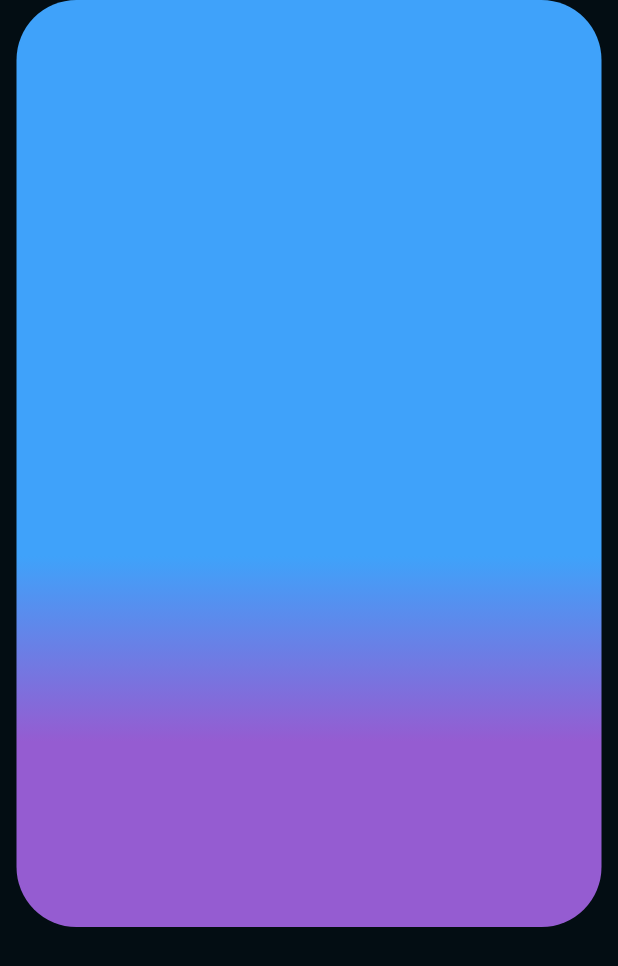
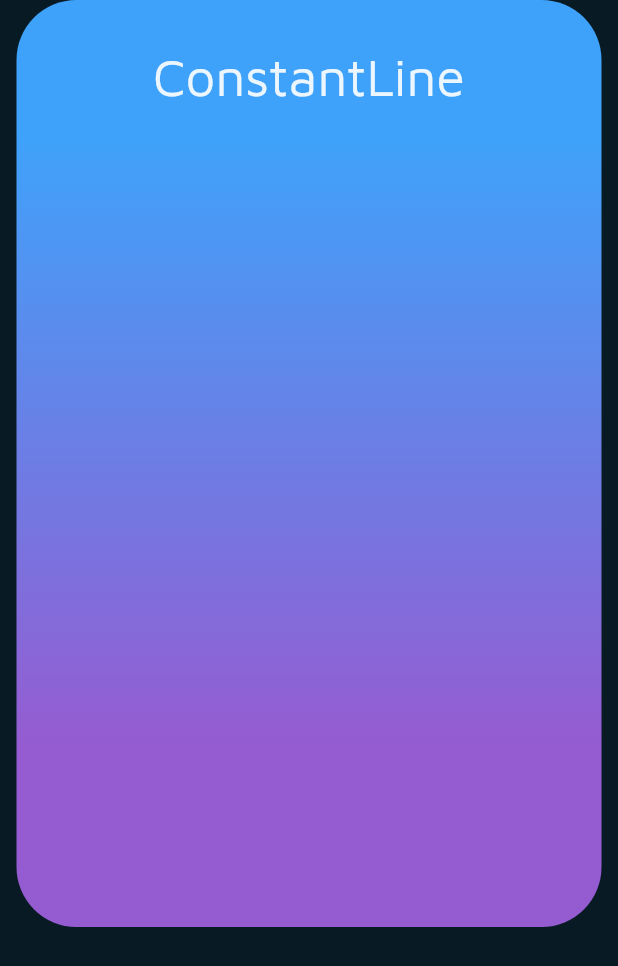
Before and after one commit to SabinSnider/Flutter_weather_app, a Flutter app: the screen it shows after launch, on a phone screen of 412 x 824 dp. Shown: the top 966 px of the screen. Run offline on Flutter 3.47's test engine with Material 2 defaults, Android fonts, the light colour scheme and no system bars.

Commit message:
Fonts  added

```diff
--- a/lib/home_page.dart
+++ b/lib/home_page.dart
@@ -13,18 +13,29 @@ class MyHomePage extends StatelessWidget {
             Container(
               height: size.height * 0.75,
               width: size.width,
-              margin: EdgeInsets.only(right: 11, left: 11),
+              padding: const EdgeInsets.only(top: 30),
+              margin: const EdgeInsets.only(right: 11, left: 11),
               decoration: BoxDecoration(
                 color: Colors.red,
                 borderRadius: BorderRadius.circular(40),
-                  gradient: LinearGradient(
+                gradient: const LinearGradient(
                     colors: [
                       Color(0xff955cd1),
                       Color(0xff3fa2fa),
                     ],
                     begin: Alignment.bottomCenter,
                     end: Alignment.topCenter,
-                      stops: [0.2, 0.4])),
+                    stops: [0.2, 0.85]),
+              ),
+              child: Column(
+                children: [
+                  Text('ConstantLine',
+                      style: TextStyle(
+                          color: Colors.white.withOpacity(0.9),
+                          fontSize: 35,
+                          fontFamily: 'MavenPro'))
+                ],
+              ),
             )
           ],
         ),
--- a/lib/main.dart
+++ b/lib/main.dart
@@ -1,7 +1,10 @@
 import 'package:flutter/material.dart';
+import 'package:flutter/services.dart';
 import 'package:weather_app/home_page.dart';
 
 void main() {
+  SystemChrome.setSystemUIOverlayStyle(
+      const SystemUiOverlayStyle(statusBarColor: Colors.transparent));
   runApp(const MyApp());
 }
 
@@ -13,7 +16,10 @@ class MyApp extends StatelessWidget {
   Widget build(BuildContext context) {
     return MaterialApp(
       title: 'Flutter Demo',
-      theme: ThemeData(scaffoldBackgroundColor: Color.fromARGB(255, 3, 13, 19)),
+      debugShowCheckedModeBanner: false,
+      theme: ThemeData(
+        scaffoldBackgroundColor: Color(0xff081b25),
+      ),
       home: const MyHomePage(),
     );
   }
```
Also changed, not shown: pubspec.yaml (+9 -12 lines), assets/fonts/Hubballi-Regular.ttf (added), assets/fonts/MavenPro.ttf (added). Lines whose indentation alone changed are shown as unchanged.
